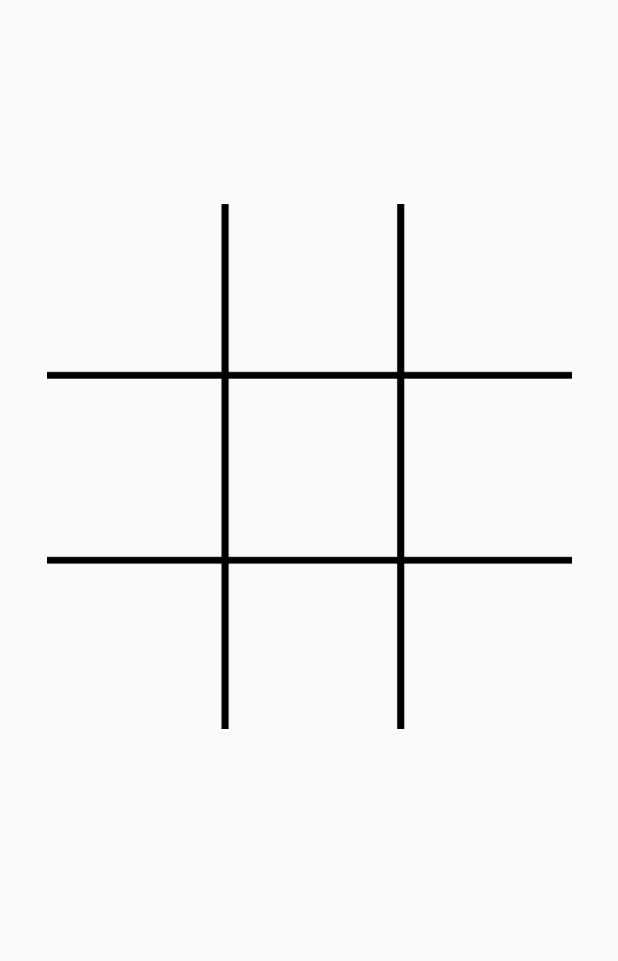
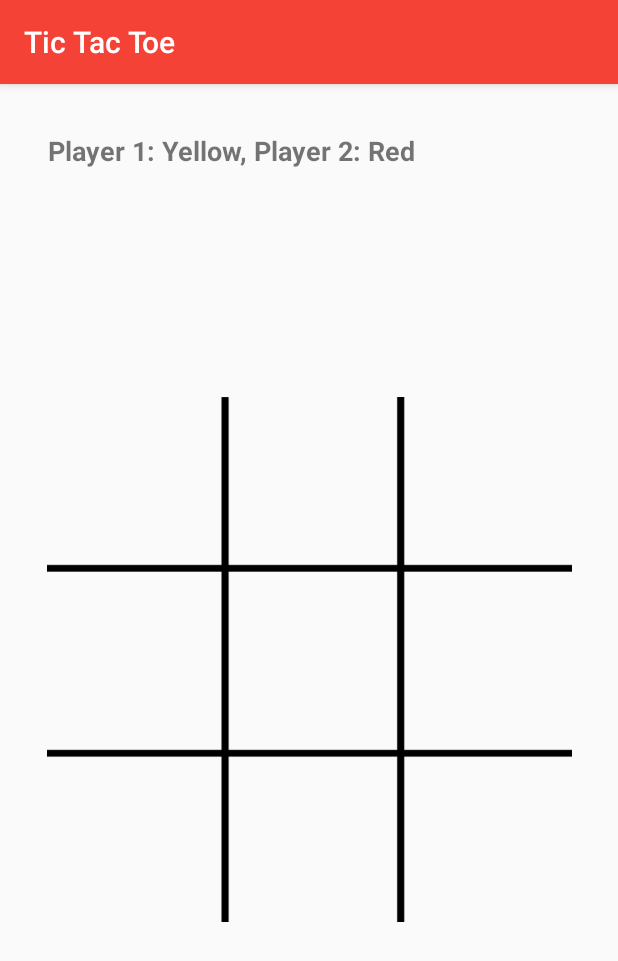
Before and after one commit to sandeep9094/Tic-tac-toe, an Android app: the screen it shows after launch (MainActivity), on a phone screen of 412 x 824 dp. Shown: the top 961 px of the screen. Run offline under Robolectric (Android 15) with nearby library versions, the phone set to English and light mode, and no system bars.

Commit message:
UI Updated

```diff
--- a/app/src/main/java/com/example/sandeepkumar/tictac/MainActivity.java
+++ b/app/src/main/java/com/example/sandeepkumar/tictac/MainActivity.java
@@ -8,7 +8,6 @@ import android.widget.Button;
 import android.widget.ImageView;
 import android.widget.LinearLayout;
 import android.widget.TextView;
-
 
 public class MainActivity extends AppCompatActivity {
 
@@ -25,6 +24,8 @@ public class MainActivity extends AppCompatActivity {
     @SuppressLint("SetTextI18n")
     public void dropIn(View view){
 
+        TextView playerText = findViewById(R.id.playerTextView);
+
         ImageView counter = (ImageView)view;                    //We want the view which is pass in method
         //therefore We dont need to find the view by its id like in others methods to find button id like.
 
@@ -35,9 +36,11 @@ public class MainActivity extends AppCompatActivity {
             counter.setTranslationX(-1000f);                        //Setting the Coins Invisible first
 
             if(activePlayer ==0) {
+                playerText.setText("Player Turn: Red");
                 counter.setImageResource(R.drawable.yellow);        //First Trun Play by Yellow Player
                 activePlayer =1;                                    //Changing the Player to Red
             } else{
+                playerText.setText("Player Turn: Yellow");
                 counter.setImageResource(R.drawable.red);           //Red Players Trun
                 activePlayer =0;                                    //Changing Back to Yellow Player
             }
@@ -64,6 +67,8 @@ public class MainActivity extends AppCompatActivity {
                         winner = "Yellow";
                     }
 
+                    playerText.setText("");
+
                     TextView winnerMessage = findViewById(R.id.winnerMessage);
                     winnerMessage.setText(winner +" has won");
 
@@ -79,7 +84,7 @@ public class MainActivity extends AppCompatActivity {
                     if(gameIsOver){
                         TextView winnerMessage = findViewById(R.id.winnerMessage);
                         winnerMessage.setText("It's a draw");
-
+                        playerText.setText("");
                         linearLayout = findViewById(R.id.linearLayout);
                         linearLayout.setVisibility(View.VISIBLE);
                     }
@@ -92,6 +97,8 @@ public class MainActivity extends AppCompatActivity {
 
         activePlayer = 0;
         gameIsActive =true;
+        TextView playerText = findViewById(R.id.playerTextView);
+        playerText.setText("Player 1: Yellow\nPlayer 2: Red");
         linearLayout = findViewById(R.id.linearLayout);
         linearLayout.setVisibility(View.INVISIBLE);
 
--- a/app/src/main/res/layout/activity_main.xml
+++ b/app/src/main/res/layout/activity_main.xml
@@ -6,16 +6,34 @@
     android:layout_height="match_parent"
     tools:context=".MainActivity">
 
+    <TextView
+        android:id="@+id/playerTextView"
+        android:layout_width="wrap_content"
+        android:layout_height="wrap_content"
+        android:layout_marginEnd="8dp"
+        android:layout_marginStart="32dp"
+        android:layout_marginTop="32dp"
+        android:text="@string/player_1_yellow_player_2_red"
+        android:textAlignment="viewStart"
+        android:textSize="18sp"
+        android:textStyle="bold"
+        app:layout_constraintEnd_toEndOf="parent"
+        app:layout_constraintHorizontal_bias="0.0"
+        app:layout_constraintStart_toStartOf="parent"
+        app:layout_constraintTop_toTopOf="parent" />
+
     <android.support.v7.widget.GridLayout
         android:id="@+id/gridLayout"
         android:layout_width="350dp"
         android:layout_height="350dp"
         android:layout_centerHorizontal="true"
         android:layout_centerVertical="true"
+        android:layout_marginBottom="109dp"
         android:layout_marginEnd="8dp"
         android:layout_marginStart="8dp"
-        android:layout_marginTop="136dp"
+        android:layout_marginTop="108dp"
         android:background="@drawable/board"
+        app:layout_constraintBottom_toBottomOf="parent"
         app:layout_constraintEnd_toEndOf="parent"
         app:layout_constraintStart_toStartOf="parent"
         app:layout_constraintTop_toTopOf="parent">
@@ -133,13 +151,13 @@
 
     <LinearLayout
         android:id="@+id/linearLayout"
-        android:layout_width="344dp"
-        android:layout_height="214dp"
+        android:layout_width="0dp"
+        android:layout_height="wrap_content"
         android:layout_marginBottom="8dp"
-        android:layout_marginEnd="32dp"
-        android:layout_marginStart="32dp"
+        android:layout_marginEnd="8dp"
+        android:layout_marginStart="8dp"
         android:layout_marginTop="8dp"
-        android:background="@color/colorPrimary"
+        android:background="#BDBDBD"
         android:orientation="vertical"
         android:visibility="invisible"
         app:layout_constraintBottom_toBottomOf="parent"
@@ -155,7 +173,6 @@
             android:layout_marginEnd="8dp"
             android:layout_marginStart="8dp"
             android:layout_marginTop="8dp"
-            android:background="@color/colorPrimaryDark"
             android:paddingBottom="20dp"
             android:paddingLeft="50dp"
             android:paddingRight="50dp"
@@ -173,9 +190,10 @@
         <Button
             android:id="@+id/playAgainButton"
             android:layout_width="match_parent"
-            android:layout_height="wrap_content"
+            android:layout_height="65dp"
             android:onClick="playAgain"
-            android:text="Play Again"
+            android:text="@string/play_again"
+            android:textSize="18sp"
             android:visibility="visible"
             tools:layout_editor_absoluteX="8dp"
             tools:layout_editor_absoluteY="273dp" />
--- a/app/src/main/res/values/colors.xml
+++ b/app/src/main/res/values/colors.xml
@@ -1,6 +1,6 @@
 <?xml version="1.0" encoding="utf-8"?>
 <resources>
-    <color name="colorPrimary">#3f51b5</color>
-    <color name="colorPrimaryDark">#303F9F</color>
-    <color name="colorAccent">#FF4081</color>
+    <color name="colorPrimary">#F44336</color>
+    <color name="colorPrimaryDark">#D32F2F</color>
+    <color name="colorAccent">#FFC107</color>
 </resources>
--- a/app/src/main/res/values/strings.xml
+++ b/app/src/main/res/values/strings.xml
@@ -1,7 +1,8 @@
 <resources>
-    <string name="app_name">Tic Tac</string>
+    <string name="app_name">Tic Tac Toe</string>
     <string name="todo">TODO</string>
     <string name="player_coin">Player Coin</string>
     <string name="textview">TextView</string>
     <string name="play_again">Play Again</string>
+    <string name="player_1_yellow_player_2_red">Player 1: Yellow, Player 2: Red</string>
 </resources>
--- a/app/src/main/res/values/styles.xml
+++ b/app/src/main/res/values/styles.xml
@@ -1,7 +1,7 @@
 <resources>
 
     <!-- Base application theme. -->
-    <style name="AppTheme" parent="Theme.AppCompat.Light.NoActionBar">
+    <style name="AppTheme" parent="Base.Theme.AppCompat.Light.DarkActionBar">
         <!-- Customize your theme here. -->
         <item name="colorPrimary">@color/colorPrimary</item>
         <item name="colorPrimaryDark">@color/colorPrimaryDark</item>
```
